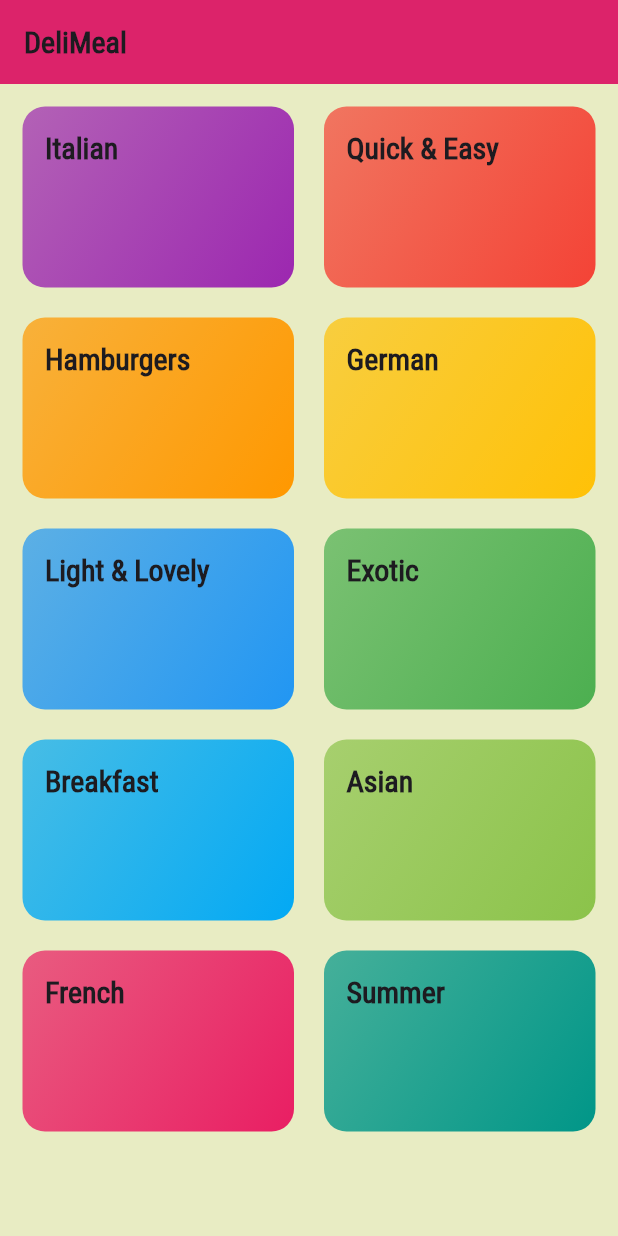
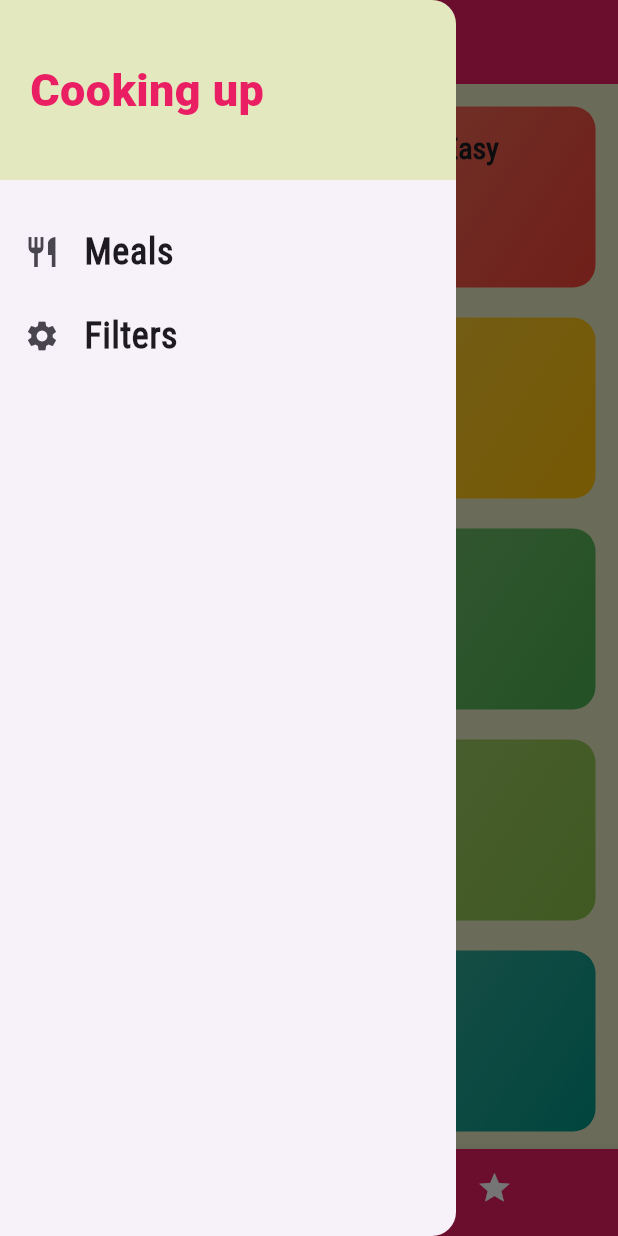
Before and after one commit to pinchbv/o-reilly-course-meals-app-flutter, a Flutter app: the screen it shows after launch, with the side drawer open (before the commit the screen has no drawer), on a phone screen of 412 x 824 dp. Run offline on Flutter 3.47's test engine with Material 3 defaults, Android fonts, the phone set to English and light mode, and no system bars.

Commit message:
Add BottomTab an Drawer to the app

```diff
--- a/lib/main.dart
+++ b/lib/main.dart
@@ -2,6 +2,7 @@ import 'package:flutter/material.dart';
 import 'package:meals_app/screens/categories_screen.dart';
 import 'package:meals_app/screens/category_meals_screen.dart';
 import 'package:meals_app/screens/meal_detail_screen.dart';
+import 'package:meals_app/screens/tabs_screen.dart';
 
 void main() => runApp(MyApp());
 
@@ -25,7 +26,7 @@ class MyApp extends StatelessWidget {
                 color: Color.fromRGBO(20, 51, 51, 1),
               ))),
       routes: {
-        '/': (ctx) => const CategoriesScreen(),
+        '/': (ctx) => const TabScreen(),
         CategoryMealsScreen.routeName: (ctx) => CategoryMealsScreen(),
         MealDetailScreen.routeName: (ctx) => MealDetailScreen()
       },
--- a/lib/screens/categories_screen.dart
+++ b/lib/screens/categories_screen.dart
@@ -8,13 +8,7 @@ class CategoriesScreen extends StatelessWidget {
   @override
   Widget build(BuildContext context) {
     final theme = Theme.of(context);
-    return Scaffold(
-      appBar: AppBar(
-        elevation: 5,
-          title: const Text('DeliMeal'),
-          backgroundColor: theme.primaryColor,
-      ),
-      body: Container(
+    return Container(
       color: theme.canvasColor,
       child: GridView(
         padding: const EdgeInsets.all(15),
@@ -24,10 +18,12 @@ class CategoriesScreen extends StatelessWidget {
             crossAxisSpacing: 20,
             mainAxisSpacing: 20),
         children: DUMMY_CATEGORIES
-              .map((catData) =>
-                  CategoryItem(title: catData.title, color: catData.color, id: catData.id,))
+            .map((catData) => CategoryItem(
+                  title: catData.title,
+                  color: catData.color,
+                  id: catData.id,
+                ))
             .toList(),
-        ),
       ),
     );
   }
--- /dev/null
+++ b/lib/screens/favorites_screen.dart
@@ -0,0 +1,10 @@
+import 'package:flutter/material.dart';
+
+class FavoritesScreen extends StatelessWidget {
+  const FavoritesScreen({super.key});
+
+  @override
+  Widget build(BuildContext context) {
+    return const Placeholder();
+  }
+}
--- /dev/null
+++ b/lib/screens/tabs_screen.dart
@@ -0,0 +1,59 @@
+import 'package:flutter/material.dart';
+import 'package:meals_app/screens/categories_screen.dart';
+import 'package:meals_app/screens/favorites_screen.dart';
+import 'package:meals_app/widgets/main_drawer.dart';
+
+class TabScreen extends StatefulWidget {
+  const TabScreen({super.key});
+
+  @override
+  State<TabScreen> createState() => _TabScreenState();
+}
+
+class _TabScreenState extends State<TabScreen> {
+  final List<Widget> _pages = [
+    CategoriesScreen(),
+    FavoritesScreen(),
+  ];
+
+  int _selectedPageIndex = 0;
+
+  void _selectPage(int index) {
+    setState(() {
+      _selectedPageIndex = index;
+    });
+  }
+
+  @override
+  Widget build(BuildContext context) {
+    final theme = Theme.of(context);
+    return Scaffold(
+      appBar: AppBar(
+        backgroundColor: theme.primaryColor,
+        title: Text(_selectedPageIndex == 0 ? 'Categories' : 'Favorites'),
+      ),
+      drawer: MainDrawer(),
+      body: _pages[_selectedPageIndex],
+      bottomNavigationBar: BottomNavigationBar(
+        onTap: _selectPage,
+        backgroundColor: theme.primaryColor,
+        unselectedItemColor: Colors.white,
+        selectedItemColor: Colors.black,
+        currentIndex: _selectedPageIndex,
+        type: BottomNavigationBarType.shifting,
+        items: [
+          BottomNavigationBarItem(
+            icon: const Icon(Icons.category),
+            label: 'Categories',
+            backgroundColor: theme.primaryColor,
+          ),
+          BottomNavigationBarItem(
+            icon: const Icon(Icons.star),
+            label: 'Favorites',
+            backgroundColor: theme.primaryColor,
+          ),
+        ],
+      ),
+    );
+  }
+}
--- /dev/null
+++ b/lib/widgets/main_drawer.dart
@@ -0,0 +1,49 @@
+import 'package:flutter/material.dart';
+
+class MainDrawer extends StatelessWidget {
+  const MainDrawer({super.key});
+
+  @override
+  Widget build(BuildContext context) {
+    final theme = Theme.of(context);
+
+    Widget buildListTile(String title, IconData iconData) {
+      return ListTile(
+        leading: Icon(iconData), // Create an Icon widget from the IconData
+        title: Text(
+          title,
+          style: const TextStyle(
+            fontFamily: 'RobotoCondensed',
+            fontSize: 24,
+            fontWeight: FontWeight.bold,
+          ),
+        ),
+        onTap: () {
+          // Add onTap functionality here
+        },
+      );
+    }
+
+    return Drawer(
+      child: Column(
+        children: [
+          Container(
+            height: 120,
+            color: theme.canvasColor,
+            width: double.infinity,
+            padding: const EdgeInsets.all(20),
+            alignment: Alignment.centerLeft,
+            child: Text('Cooking up', style: TextStyle(
+                fontWeight: FontWeight.w900,
+                fontSize: 30,
+                color: theme.primaryColor,
+            ),),
+          ),
+          const SizedBox(height: 20,),
+          buildListTile('Meals', Icons.restaurant),
+          buildListTile('Filters', Icons.settings)
+        ],
+      ),
+    );
+  }
+}
```
Lines whose indentation alone changed are shown as unchanged.
